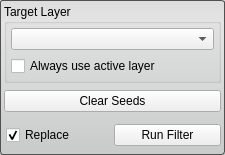
This is Interface/ToolInterface/FillHolesFilterInterface.ui in jessdtate/Seg3D as Qt 5 draws it before an edit. The edited form follows.
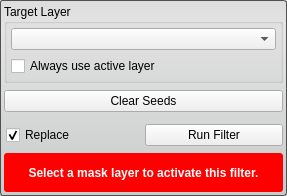
This is the edited form. Custom widgets are drawn as their Qt base class.

Commit message: added a warning to the all the tools and filters for when the proper layer isnt selected.

```diff
--- a/Interface/ToolInterface/FillHolesFilterInterface.ui
+++ b/Interface/ToolInterface/FillHolesFilterInterface.ui
@@ -6,8 +6,8 @@
    <rect>
     <x>0</x>
     <y>0</y>
-    <width>225</width>
-    <height>155</height>
+    <width>287</width>
+    <height>196</height>
    </rect>
   </property>
   <property name="sizePolicy">
@@ -16,12 +16,6 @@
     <verstretch>0</verstretch>
    </sizepolicy>
   </property>
-  <property name="minimumSize">
-   <size>
-    <width>0</width>
-    <height>100</height>
-   </size>
-  </property>
   <property name="maximumSize">
    <size>
     <width>16777215</width>
@@ -66,12 +60,6 @@
       </item>
       <item>
        <widget class="QWidget" name="widget_3" native="true">
-        <property name="minimumSize">
-         <size>
-          <width>0</width>
-          <height>20</height>
-         </size>
-        </property>
         <layout class="QHBoxLayout" name="horizontalLayout_3">
          <property name="spacing">
           <number>0</number>
@@ -173,6 +161,48 @@
      </layout>
     </widget>
    </item>
+   <item>
+    <widget class="QWidget" name="message_alert_" native="true">
+     <property name="minimumSize">
+      <size>
+       <width>0</width>
+       <height>32</height>
+      </size>
+     </property>
+     <property name="styleSheet">
+      <string notr="true">QLabel#message_{
+	color: white;
+	font: bold;
+}
+
+QWidget#message_alert_{
+	border-radius: 3px;
+	background-color: red;
+}</string>
+     </property>
+     <layout class="QHBoxLayout" name="horizontalLayout_4">
+      <property name="spacing">
+       <number>0</number>
+      </property>
+      <property name="margin">
+       <number>4</number>
+      </property>
+      <item>
+       <widget class="QLabel" name="message_">
+        <property name="text">
+         <string>Select a mask layer to activate this filter.</string>
+        </property>
+        <property name="alignment">
+         <set>Qt::AlignCenter</set>
+        </property>
+        <property name="wordWrap">
+         <bool>true</bool>
+        </property>
+       </widget>
+      </item>
+     </layout>
+    </widget>
+   </item>
   </layout>
  </widget>
  <customwidgets>
```
The commit also changes 67 other files.
